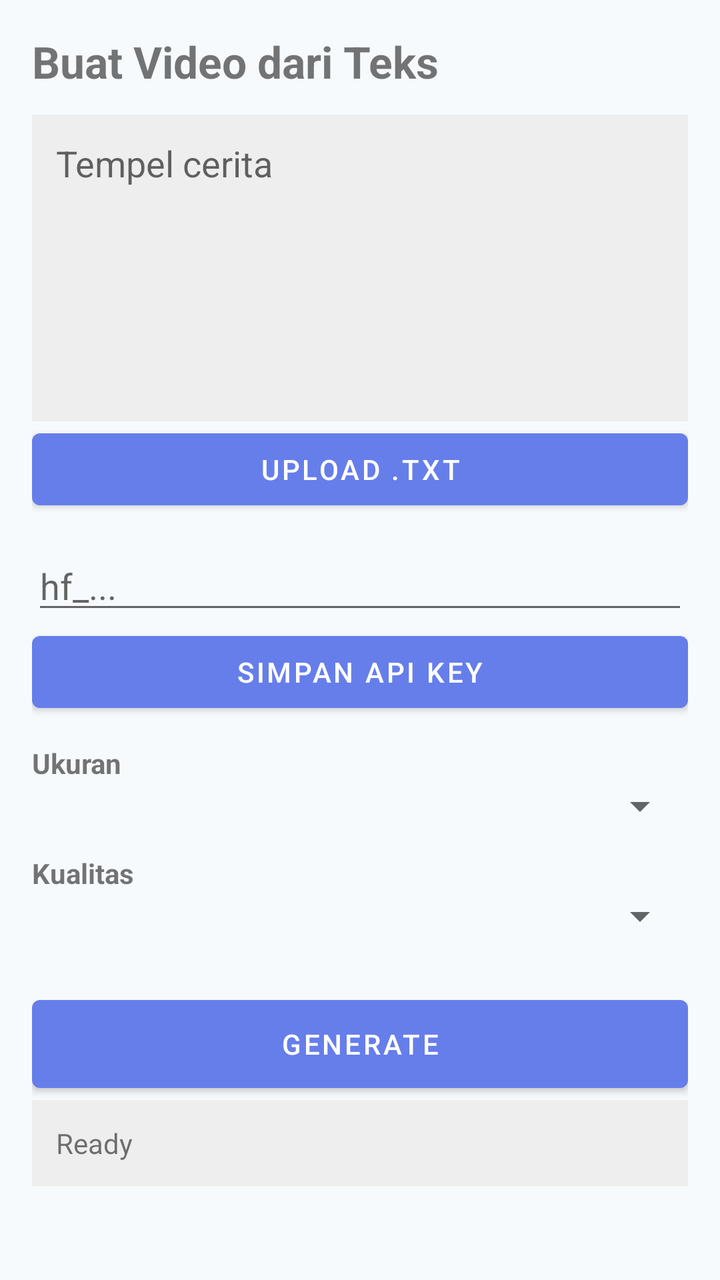
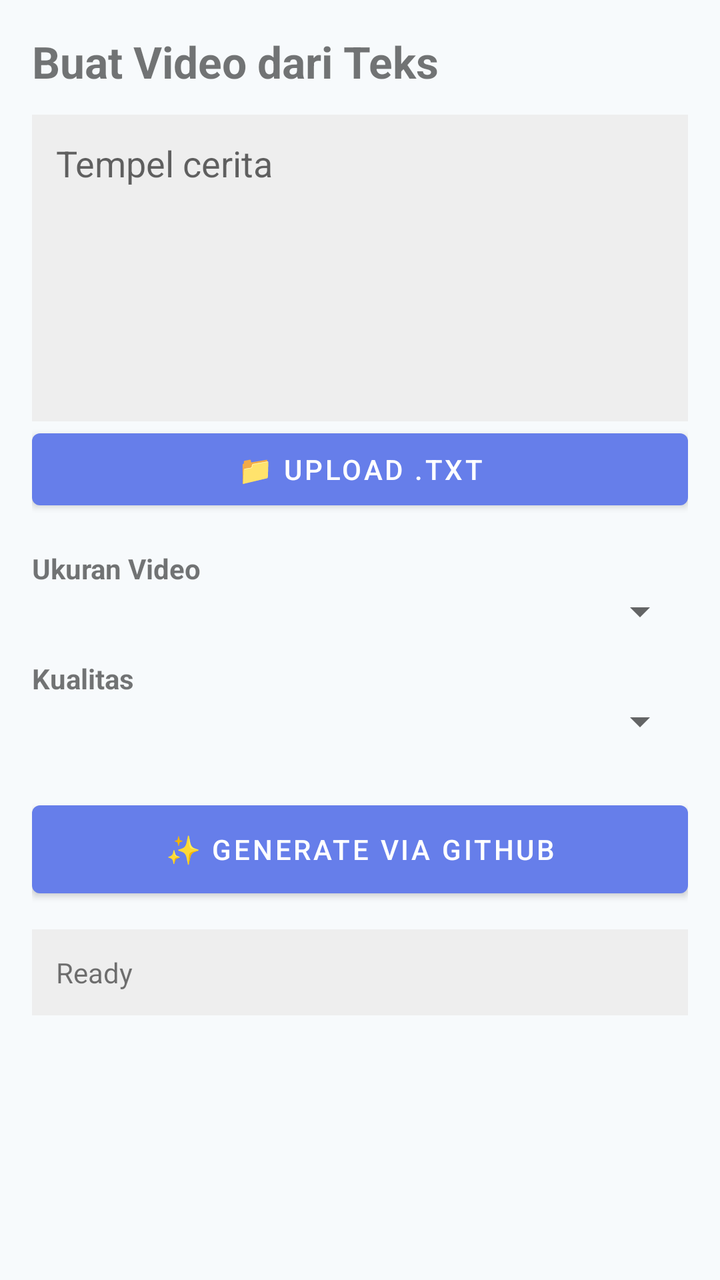

Compare the two renders of this Android layout. The source of the first and the diff that turns it into the second are given below.
<!-- AndroidManifest.xml: application theme Theme.YadVideoEditor -->
<!-- res/layout/activity_text_to_video.xml -->
<?xml version="1.0" encoding="utf-8"?>
<ScrollView xmlns:android="http://schemas.android.com/apk/res/android"
    android:layout_width="match_parent" android:layout_height="match_parent">
    <LinearLayout android:orientation="vertical" android:padding="16dp"
        android:layout_width="match_parent" android:layout_height="wrap_content">
        <TextView android:text="Buat Video dari Teks" android:textSize="22sp"
            android:textStyle="bold" android:layout_marginBottom="12dp"
            android:layout_width="match_parent" android:layout_height="wrap_content"/>
        <EditText android:id="@+id/etStory" android:hint="Tempel cerita"
            android:gravity="top|start" android:inputType="textMultiLine"
            android:minLines="6" android:background="#EEEEEE" android:padding="12dp"
            android:layout_width="match_parent" android:layout_height="wrap_content"/>
        <Button android:id="@+id/btnUploadTxt" android:text="Upload .txt"
            android:layout_width="match_parent" android:layout_height="wrap_content"/>
        <EditText android:id="@+id/etApiKey" android:hint="hf_..."
            android:inputType="textPassword" android:layout_marginTop="12dp"
            android:layout_width="match_parent" android:layout_height="wrap_content"/>
        <Button android:id="@+id/btnSaveApiKey" android:text="Simpan API Key"
            android:layout_width="match_parent" android:layout_height="wrap_content"/>
        <TextView android:text="Ukuran" android:textStyle="bold"
            android:layout_marginTop="12dp"
            android:layout_width="match_parent" android:layout_height="wrap_content"/>
        <Spinner android:id="@+id/spVideoSize"
            android:layout_width="match_parent" android:layout_height="wrap_content"/>
        <TextView android:text="Kualitas" android:textStyle="bold"
            android:layout_marginTop="12dp"
            android:layout_width="match_parent" android:layout_height="wrap_content"/>
        <Spinner android:id="@+id/spQuality"
            android:layout_width="match_parent" android:layout_height="wrap_content"/>
        <Button android:id="@+id/btnGenerate" android:text="Generate"
            android:layout_marginTop="24dp"
            android:layout_width="match_parent" android:layout_height="56dp"/>
        <ProgressBar android:id="@+id/progressBar" android:visibility="gone"
            android:layout_width="wrap_content" android:layout_height="wrap_content"/>
        <TextView android:id="@+id/tvStatus" android:text="Ready" android:padding="12dp"
            android:background="#EEEEEE"
            android:layout_width="match_parent" android:layout_height="wrap_content"/>
    </LinearLayout>
</ScrollView>
<!-- resources referenced by this layout -->
<resources>
  <style name="Theme.YadVideoEditor" parent="Theme.MaterialComponents.DayNight.NoActionBar">
          <item name="colorPrimary">@color/primary</item>
          <item name="colorPrimaryVariant">@color/primary_dark</item>
          <item name="colorOnPrimary">@color/white</item>
          <item name="colorSecondary">@color/accent</item>
          <item name="colorSecondaryVariant">@color/accent_dark</item>
          <item name="colorOnSecondary">@color/white</item>
          <item name="android:statusBarColor">@color/primary_dark</item>
          <item name="android:windowBackground">@color/bg_light</item>
      </style>
  <color name="primary">#667EEA</color>
  <color name="primary_dark">#4C51BF</color>
  <color name="white">#FFFFFF</color>
  <color name="accent">#F093FB</color>
  <color name="accent_dark">#D26FE0</color>
  <color name="bg_light">#F7FAFC</color>
</resources>

<!-- the commit's change to res/layout/activity_text_to_video.xml (unified diff, before → after) -->
@@ -10,15 +10,10 @@
             android:gravity="top|start" android:inputType="textMultiLine"
             android:minLines="6" android:background="#EEEEEE" android:padding="12dp"
             android:layout_width="match_parent" android:layout_height="wrap_content"/>
-        <Button android:id="@+id/btnUploadTxt" android:text="Upload .txt"
+        <Button android:id="@+id/btnUploadTxt" android:text="📁 Upload .txt"
             android:layout_width="match_parent" android:layout_height="wrap_content"/>
-        <EditText android:id="@+id/etApiKey" android:hint="hf_..."
-            android:inputType="textPassword" android:layout_marginTop="12dp"
-            android:layout_width="match_parent" android:layout_height="wrap_content"/>
-        <Button android:id="@+id/btnSaveApiKey" android:text="Simpan API Key"
-            android:layout_width="match_parent" android:layout_height="wrap_content"/>
-        <TextView android:text="Ukuran" android:textStyle="bold"
-            android:layout_marginTop="12dp"
+        <TextView android:text="Ukuran Video" android:textStyle="bold"
+            android:layout_marginTop="16dp"
             android:layout_width="match_parent" android:layout_height="wrap_content"/>
         <Spinner android:id="@+id/spVideoSize"
             android:layout_width="match_parent" android:layout_height="wrap_content"/>
@@ -27,12 +22,14 @@
             android:layout_width="match_parent" android:layout_height="wrap_content"/>
         <Spinner android:id="@+id/spQuality"
             android:layout_width="match_parent" android:layout_height="wrap_content"/>
-        <Button android:id="@+id/btnGenerate" android:text="Generate"
+        <Button android:id="@+id/btnGenerate" android:text="✨ Generate via GitHub"
             android:layout_marginTop="24dp"
             android:layout_width="match_parent" android:layout_height="56dp"/>
         <ProgressBar android:id="@+id/progressBar" android:visibility="gone"
+            android:layout_marginTop="12dp"
             android:layout_width="wrap_content" android:layout_height="wrap_content"/>
         <TextView android:id="@+id/tvStatus" android:text="Ready" android:padding="12dp"
+            android:layout_marginTop="12dp"
             android:background="#EEEEEE"
             android:layout_width="match_parent" android:layout_height="wrap_content"/>
     </LinearLayout>
